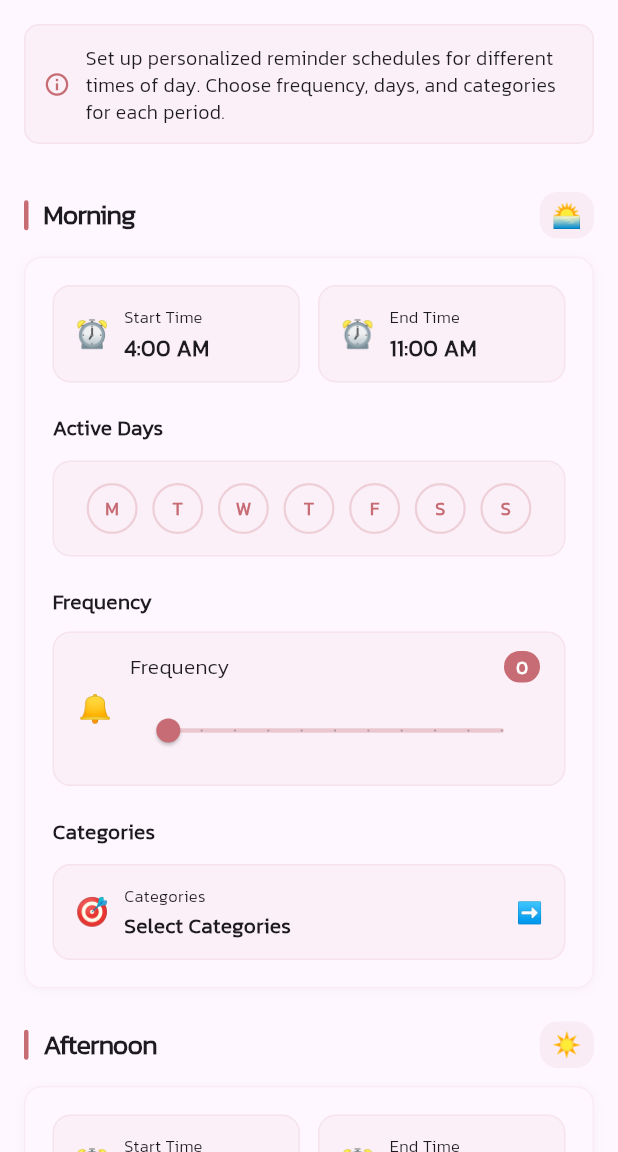
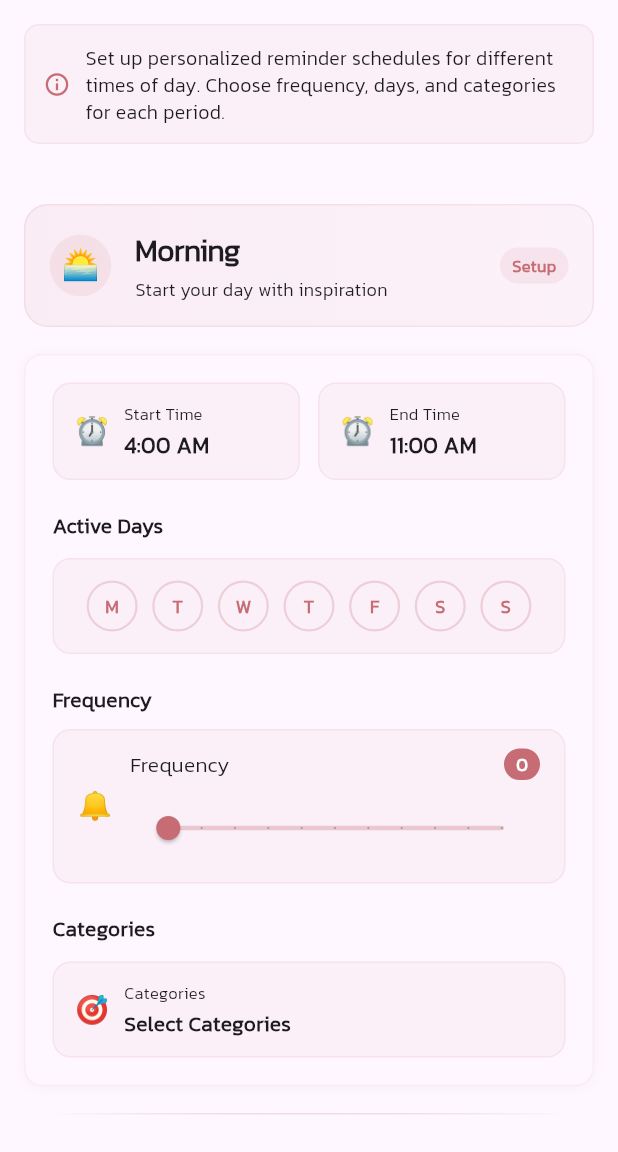
Before and after one commit to dantechu/phraser, a Flutter app: the NotificationSettingsScreen screen opened directly, on a phone screen of 412 x 824 dp, the part 84-1236 px from its top. Run offline on Flutter 3.47's test engine with Material 3 defaults, Android fonts, the phone set to English and light mode, and no system bars; our stand-ins replace cached_network_image, carousel_slider, cloud_firestore, device_info_plus, dio, firebase_analytics and 25 more; missing offline and left inert: colorful_safe_area, flutter_email_sender, in_app_purchase_android, in_app_purchase_storekit, modal_progress_hud_alt, rate_my_app and 1 more; accounts and stored records are empty; generated files the repository leaves out were written again; network calls fail.

Commit message:
Custom notifications screen updated.

```diff
--- a/phraser/lib/screens/notification_settings/notification_settings.dart
+++ b/phraser/lib/screens/notification_settings/notification_settings.dart
@@ -129,11 +129,56 @@ class _NotificationSettingsScreenState extends State<NotificationSettingsScreen>
                 const NotificationTitleWidget(title: 'Morning'),
                 SpecificTimeNotificationWidget(notificationKey: CustomNotificationType.morning.name),
 
+                // Visual separator
+                Container(
+                  margin: const EdgeInsets.symmetric(horizontal: 32, vertical: 12),
+                  height: 1,
+                  decoration: BoxDecoration(
+                    gradient: LinearGradient(
+                      colors: [
+                        Colors.transparent,
+                        Theme.of(context).primaryColor.withOpacity(0.2),
+                        Colors.transparent,
+                      ],
+                    ),
+                  ),
+                ),
+
                 const NotificationTitleWidget(title: 'Afternoon'),
                 SpecificTimeNotificationWidget(notificationKey: CustomNotificationType.afternoon.name),
 
+                // Visual separator
+                Container(
+                  margin: const EdgeInsets.symmetric(horizontal: 32, vertical: 12),
+                  height: 1,
+                  decoration: BoxDecoration(
+                    gradient: LinearGradient(
+                      colors: [
+                        Colors.transparent,
+                        Theme.of(context).primaryColor.withOpacity(0.2),
+                        Colors.transparent,
+                      ],
+                    ),
+                  ),
+                ),
+
                 const NotificationTitleWidget(title: 'Evening'),
                 SpecificTimeNotificationWidget(notificationKey: CustomNotificationType.evening.name),
+
+                // Visual separator
+                Container(
+                  margin: const EdgeInsets.symmetric(horizontal: 32, vertical: 12),
+                  height: 1,
+                  decoration: BoxDecoration(
+                    gradient: LinearGradient(
+                      colors: [
+                        Colors.transparent,
+                        Theme.of(context).primaryColor.withOpacity(0.2),
+                        Colors.transparent,
+                      ],
+                    ),
+                  ),
+                ),
 
                 const NotificationTitleWidget(title: 'Midnight'),
                 SpecificTimeNotificationWidget(notificationKey: CustomNotificationType.midnight.name),
--- a/phraser/lib/screens/notification_settings/widgets/notification_title_widget.dart
+++ b/phraser/lib/screens/notification_settings/widgets/notification_title_widget.dart
@@ -10,38 +10,75 @@ class NotificationTitleWidget extends StatelessWidget {
   @override
   Widget build(BuildContext context) {
     return Container(
-      margin: const EdgeInsets.only(top: 16.0, bottom: 6.0, left: 16.0, right: 16.0),
+      margin: const EdgeInsets.only(top: 24.0, bottom: 12.0, left: 16.0, right: 16.0),
+      padding: const EdgeInsets.all(16),
+      decoration: BoxDecoration(
+        gradient: LinearGradient(
+          colors: [
+            Theme.of(context).primaryColor.withOpacity(0.08),
+            Theme.of(context).primaryColor.withOpacity(0.04),
+          ],
+          begin: Alignment.centerLeft,
+          end: Alignment.centerRight,
+        ),
+        borderRadius: BorderRadius.circular(16),
+        border: Border.all(
+          color: Theme.of(context).primaryColor.withOpacity(0.12),
+          width: 1,
+        ),
+      ),
       child: Row(
         children: [
           Container(
-            width: 3,
-            height: 20,
+            padding: const EdgeInsets.all(8),
             decoration: BoxDecoration(
-              color: Theme.of(context).primaryColor,
-              borderRadius: BorderRadius.circular(2),
+              color: Theme.of(context).primaryColor.withOpacity(0.1),
+              shape: BoxShape.circle,
+            ),
+            child: Text(
+              _getTimeEmoji(),
+              style: const TextStyle(fontSize: 20),
             ),
           ),
-          const SizedBox(width: 10),
+          const SizedBox(width: 16),
           Expanded(
-            child: Text(
-              title,
-              style: TextStyle(
-                color: Theme.of(context).textTheme.headlineSmall?.color,
-                fontSize: 18,
-                fontWeight: FontWeight.bold,
-                letterSpacing: -0.5,
-              ),
+            child: Column(
+              crossAxisAlignment: CrossAxisAlignment.start,
+              children: [
+                Text(
+                  title,
+                  style: TextStyle(
+                    color: Theme.of(context).textTheme.headlineSmall?.color,
+                    fontSize: 20,
+                    fontWeight: FontWeight.bold,
+                    letterSpacing: -0.3,
+                  ),
+                ),
+                const SizedBox(height: 2),
+                Text(
+                  _getTimeDescription(),
+                  style: TextStyle(
+                    color: Theme.of(context).textTheme.bodySmall?.color,
+                    fontSize: 12,
+                    fontWeight: FontWeight.w500,
+                  ),
+                ),
+              ],
             ),
           ),
           Container(
             padding: const EdgeInsets.symmetric(horizontal: 8, vertical: 4),
             decoration: BoxDecoration(
-              color: Theme.of(context).primaryColor.withOpacity(0.08),
+              color: Theme.of(context).primaryColor.withOpacity(0.1),
               borderRadius: BorderRadius.circular(12),
             ),
             child: Text(
-              _getTimeEmoji(),
-              style: const TextStyle(fontSize: 16),
+              'Setup',
+              style: TextStyle(
+                color: Theme.of(context).primaryColor,
+                fontSize: 11,
+                fontWeight: FontWeight.w600,
+              ),
             ),
           ),
         ],
@@ -63,4 +100,19 @@ class NotificationTitleWidget extends StatelessWidget {
         return '⏰';
     }
   }
+
+  String _getTimeDescription() {
+    switch (title.toLowerCase()) {
+      case 'morning':
+        return 'Start your day with inspiration';
+      case 'afternoon':
+        return 'Stay motivated throughout the day';
+      case 'evening':
+        return 'Wind down with positive thoughts';
+      case 'midnight':
+        return 'Late night motivation and reflection';
+      default:
+        return 'Customize your notification schedule';
+    }
+  }
 }
--- a/phraser/lib/screens/notification_settings/widgets/specific_time_notification_widget.dart
+++ b/phraser/lib/screens/notification_settings/widgets/specific_time_notification_widget.dart
@@ -18,20 +18,26 @@ import 'package:phraser/util/helper/route_helper.dart';
 import 'package:phraser/util/preferences.dart';
 
 class SpecificTimeNotificationWidget extends StatefulWidget {
-  const SpecificTimeNotificationWidget({Key? key, required this.notificationKey}) : super(key: key);
+  const SpecificTimeNotificationWidget(
+      {Key? key, required this.notificationKey})
+      : super(key: key);
 
   final String notificationKey;
 
   @override
-  State<SpecificTimeNotificationWidget> createState() => _SpecificTimeNotificationWidgetState();
+  State<SpecificTimeNotificationWidget> createState() =>
+      _SpecificTimeNotificationWidgetState();
 }
 
-class _SpecificTimeNotificationWidgetState extends State<SpecificTimeNotificationWidget> {
-  TimeOfDay _startTime = TimeOfDay(hour: 5, minute: 0,);
+class _SpecificTimeNotificationWidgetState
+    extends State<SpecificTimeNotificationWidget> {
+  TimeOfDay _startTime = TimeOfDay(
+    hour: 5,
+    minute: 0,
+  );
   TimeOfDay _endTime = TimeOfDay(hour: 21, minute: 0);
   double _frequency = 0.0;
   SingleCustomNotificationModel? _notificationsModel;
-
 
   void _selectStartTime(BuildContext context) async {
     final TimeOfDay? newTime = await showTimePicker(
@@ -69,18 +75,20 @@ class _SpecificTimeNotificationWidgetState extends State<SpecificTimeNotificatio
         notificationCategories: [],
       );
     } else {
-      CustomNotificationsModel model = CustomNotificationsModel.fromRawJson(data);
-      return model.notificationsList.singleWhere((element) =>
+      CustomNotificationsModel model =
+          CustomNotificationsModel.fromRawJson(data);
+      return model.notificationsList.singleWhere(
+          (element) =>
               element.notificationType == widget.notificationKey.toString(),
           orElse: () {
-            return SingleCustomNotificationModel(startAt: '09:00',
+        return SingleCustomNotificationModel(
+            startAt: '09:00',
             endAt: '15:00',
             notificationData: [],
             frequency: 0,
             notificationCategories: [],
             notificationType: widget.notificationKey.toString());
-          }
-      );
+      });
     }
   }
 
@@ -104,16 +112,15 @@ class _SpecificTimeNotificationWidgetState extends State<SpecificTimeNotificatio
     });
   }
 
-
   @override
   void initState() {
     super.initState();
     _notificationsModel = getNotificationData();
     if (_notificationsModel != null) {
-      _startTime = TimeOfDay.fromDateTime(
-          DateTime.parse('2022-01-01 ${formatToDoubleDigit(_notificationsModel!.startAt!)}:00'));
-      _endTime = TimeOfDay.fromDateTime(
-          DateTime.parse('2022-01-01 ${formatToDoubleDigit(_notificationsModel!.endAt!)}:00'));
+      _startTime = TimeOfDay.fromDateTime(DateTime.parse(
+          '2022-01-01 ${formatToDoubleDigit(_notificationsModel!.startAt!)}:00'));
+      _endTime = TimeOfDay.fromDateTime(DateTime.parse(
+          '2022-01-01 ${formatToDoubleDigit(_notificationsModel!.endAt!)}:00'));
       _frequency = _notificationsModel?.frequency!.toDouble() ?? 0.0;
     }
   }
@@ -141,24 +148,26 @@ class _SpecificTimeNotificationWidgetState extends State<SpecificTimeNotificatio
       _notificationsModel!.notificationDays = daysList;
     }
 
-    if(categoriesList != null) {
+    if (categoriesList != null) {
       _notificationsModel!.notificationCategories = categoriesList;
     }
-
 
     _updateNotificationInPreferences(_notificationsModel!);
   }
 
-  _updateNotificationInPreferences(SingleCustomNotificationModel notificationModel) async {
+  _updateNotificationInPreferences(
+      SingleCustomNotificationModel notificationModel) async {
     try {
       // Save to the new notification service
-      await NotificationConfigService.instance.saveTimePeriodNotification(notificationModel);
+      await NotificationConfigService.instance
+          .saveTimePeriodNotification(notificationModel);
 
       // Also update the legacy preferences system for compatibility
       try {
         CustomNotificationsModel? notificationsList;
         try {
-          notificationsList = CustomNotificationsModel.fromRawJson(Preferences.instance.customNotifications);
+          notificationsList = CustomNotificationsModel.fromRawJson(
+              Preferences.instance.customNotifications);
         } catch (e) {
           // Create new model if parsing fails
           notificationsList = CustomNotificationsModel(notificationsList: []);
@@ -172,22 +181,23 @@ class _SpecificTimeNotificationWidgetState extends State<SpecificTimeNotificatio
         notificationsList.notificationsList.add(notificationModel);
 
         // Save to legacy preferences
-        Preferences.instance.customNotifications = notificationsList.toRawJson();
-
+        Preferences.instance.customNotifications =
+            notificationsList.toRawJson();
       } catch (e) {
         debugPrint('Error updating legacy preferences: $e');
         // Create new preferences entry
-        final newNotificationsList = CustomNotificationsModel(notificationsList: [notificationModel]);
-        Preferences.instance.customNotifications = newNotificationsList.toRawJson();
+        final newNotificationsList =
+            CustomNotificationsModel(notificationsList: [notificationModel]);
+        Preferences.instance.customNotifications =
+            newNotificationsList.toRawJson();
       }
 
-      debugPrint('Updated ${widget.notificationKey} notification settings successfully');
-
+      debugPrint(
+          'Updated ${widget.notificationKey} notification settings successfully');
     } catch (e) {
       debugPrint('Error updating notification preferences: $e');
     }
   }
-
 
   @override
   Widget build(BuildContext context) {
@@ -295,11 +305,15 @@ class _SpecificTimeNotificationWidgetState extends State<SpecificTimeNotificatio
                               style: TextStyle(
                                 fontWeight: FontWeight.w500,
                                 fontSize: 14,
-                                color: Theme.of(context).textTheme.bodyMedium?.color,
+                                color: Theme.of(context)
+                                    .textTheme
+                                    .bodyMedium
+                                    ?.color,
                               ),
                             ),
                             Container(
-                              padding: const EdgeInsets.symmetric(horizontal: 8, vertical: 2),
+                              padding: const EdgeInsets.symmetric(
+                                  horizontal: 8, vertical: 2),
                               decoration: BoxDecoration(
                                 color: Theme.of(context).primaryColor,
                                 borderRadius: BorderRadius.circular(12),
@@ -319,11 +333,14 @@ class _SpecificTimeNotificationWidgetState extends State<SpecificTimeNotificatio
                         SliderTheme(
                           data: SliderTheme.of(context).copyWith(
                             activeTrackColor: Theme.of(context).primaryColor,
-                            inactiveTrackColor: Theme.of(context).primaryColor.withOpacity(0.3),
+                            inactiveTrackColor:
+                                Theme.of(context).primaryColor.withOpacity(0.3),
                             thumbColor: Theme.of(context).primaryColor,
-                            overlayColor: Theme.of(context).primaryColor.withOpacity(0.1),
+                            overlayColor:
+                                Theme.of(context).primaryColor.withOpacity(0.1),
                             trackHeight: 3,
-                            thumbShape: const RoundSliderThumbShape(enabledThumbRadius: 8),
+                            thumbShape: const RoundSliderThumbShape(
+                                enabledThumbRadius: 8),
                           ),
                           child: Slider(
                             value: _frequency,
@@ -357,8 +374,8 @@ class _SpecificTimeNotificationWidgetState extends State<SpecificTimeNotificatio
     );
   }
 
-
-  Widget _buildTimeCard(BuildContext context, {
+  Widget _buildTimeCard(
+    BuildContext context, {
     required String title,
     required String time,
     required String emoji,
@@ -420,7 +437,8 @@ class _SpecificTimeNotificationWidgetState extends State<SpecificTimeNotificatio
           context,
           MaterialPageRoute(
             builder: (context) => NotificationsCategoriesScreen(
-              selectedCategoryList: _notificationsModel?.notificationCategories ?? [],
+              selectedCategoryList:
+                  _notificationsModel?.notificationCategories ?? [],
             ),
           ),
         ).then((value) {
@@ -491,10 +509,6 @@ class _SpecificTimeNotificationWidgetState extends State<SpecificTimeNotificatio
                 ],
               ),
             ),
-            Text(
-              '➡️',
-              style: const TextStyle(fontSize: 14),
-            ),
           ],
         ),
       ),
@@ -502,20 +516,19 @@ class _SpecificTimeNotificationWidgetState extends State<SpecificTimeNotificatio
   }
 
   String getCategoriesName() {
-    String name = 'Select Categories';
-    if (_notificationsModel!.notificationCategories != null &&
+    try {
+      if (_notificationsModel?.notificationCategories != null &&
           _notificationsModel!.notificationCategories!.isNotEmpty) {
-      if (_notificationsModel!.notificationCategories!.length >= 2) {
-        return '${_notificationsModel!.notificationCategories!.first.name}, ${_notificationsModel!
-            .notificationCategories![1].name} ...';
+        final categories = _notificationsModel!.notificationCategories!;
+        if (categories.length >= 2) {
+          return '${categories.first.name}, ${categories[1].name} & ${categories.length - 2} more';
         } else {
-        return '${_notificationsModel!.notificationCategories!.first.name}';
+          return categories.first.name ?? 'Category';
         }
       }
-    else {
-      name = 'Select Categories';
+    } catch (e) {
+      debugPrint('Error getting category names: $e');
     }
-    return name;
+    return 'Select Categories';
   }
-
 }
```
Lines whose indentation alone changed are shown as unchanged.
